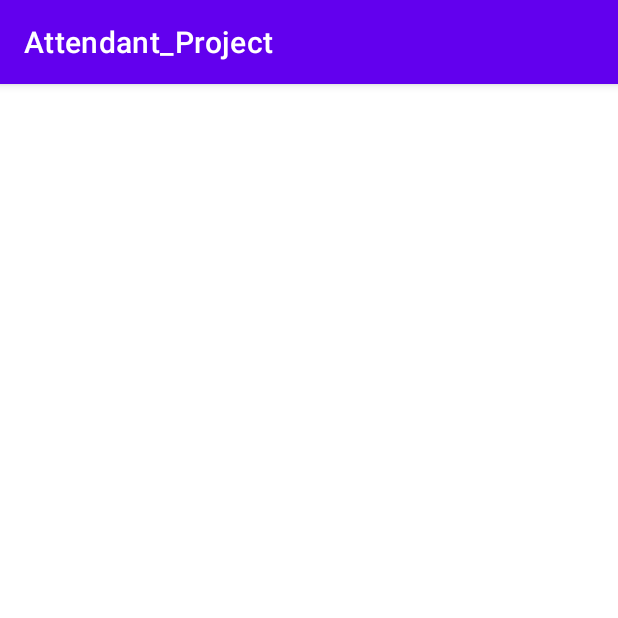
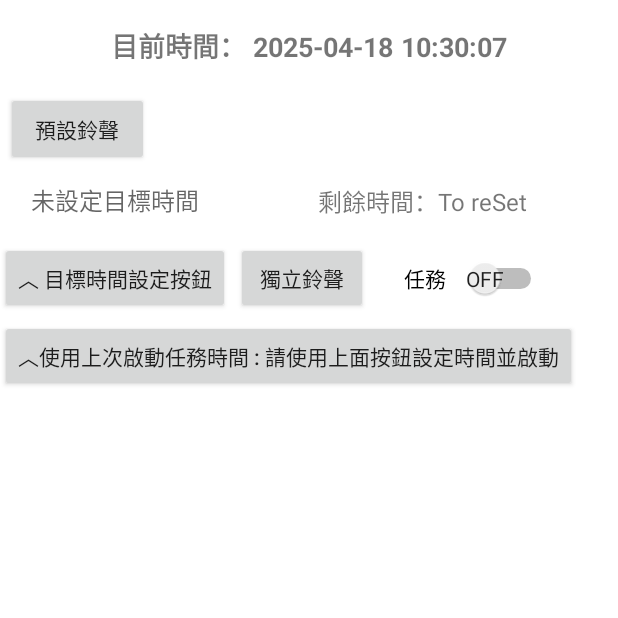
Before and after one commit to jismayScarlet/Attendant_Project, an Android app: the screen it shows after launch (MainActivity before the commit, TimeTask after it), on a phone screen of 412 x 824 dp, the top half of it. Run offline under Robolectric (Android 15) with nearby library versions, the phone set to English and light mode, and no system bars.

Commit message:
完成了倒計時功能

```diff
--- a/app/src/main/AndroidManifest.xml
+++ b/app/src/main/AndroidManifest.xml
@@ -21,6 +21,12 @@
                 <category android:name="android.intent.category.LAUNCHER" />
             </intent-filter>
         </activity>
+        <activity android:name=".time_task.TimeTask"/>
+
+        <receiver android:name=".time_task.AlarmReceiver"
+            android:exported="false"/>
+
     </application>
 
+
 </manifest>
--- a/app/src/main/java/com/example/attendant_project/MainActivity.java
+++ b/app/src/main/java/com/example/attendant_project/MainActivity.java
@@ -1,7 +1,21 @@
 package com.example.attendant_project;
+
+import android.content.Intent;
+import android.os.Bundle;
 
 import androidx.appcompat.app.AppCompatActivity;
 
+import com.example.attendant_project.time_task.TimeTask;
+
 public class MainActivity extends AppCompatActivity {
+    @Override
+    public void onCreate(Bundle savedInstanceState) {
+        super.onCreate(savedInstanceState);
 
+        //啟動task_timeLeft邏輯群
+        Intent intent =new Intent(this, TimeTask.class);
+        startActivity(intent);
+        //task_timeLeft邏輯群
+
+    }
 }
--- /dev/null
+++ b/app/src/main/java/com/example/attendant_project/time_task/PeriodicTaskHandler.java
@@ -0,0 +1,194 @@
+package com.example.attendant_project.time_task;
+
+import android.content.Context;
+import android.os.Handler;
+import android.os.HandlerThread;
+import android.util.Log;
+import android.widget.TextView;
+
+import java.time.ZoneId;
+import java.time.ZonedDateTime;
+import java.time.format.DateTimeFormatter;
+import java.util.concurrent.TimeUnit;
+
+public class PeriodicTaskHandler {
+    /*
+    功能： 背景執行重複顯示剩餘時間
+    兼任 計算計時器剩餘時間
+    */
+    private HandlerThread handlerThread;
+    private Handler handler;
+    private boolean isRunning = false;
+    private static final long INTERVAL = 1000; // 1秒
+    private int timeSeting[] = new int[3]; private int timeLess[] = new int[3];//設定時間 & 剩餘時間
+    private Long lesstimeToal= (long) 0.0;//計算與實際時間差值之秒數總和,用來設定Alarm的倒數時間
+    private String theLess = null;//顯示剩餘時間用字串
+
+    int timeLessTatal = 0;int nowTatal = 0;int timeSetingTatal = 0;
+    boolean showingOfLesstime ;
+
+    TextView view,currentTimeView;
+
+
+
+    int nowHour,nowMinute,nowSecond;
+
+    //**
+
+
+
+    public PeriodicTaskHandler(Context context) {
+        handlerThread = new HandlerThread("PeriodicHandlerThread");
+        handlerThread.start();
+        handler = new Handler(handlerThread.getLooper());
+//        SetAlarm setAlarm = new SetAlarm(context);
+//        setAlarm.setAlarmtime(lesstimeToal);
+//        setAlarm.setAlarm();
+
+//        if(timeSeting != null) {
+//            timeSetingTatal = timeSeting[0] * 60 * 60 + timeSeting[1] * 60 + timeSeting[2];
+//        }else{
+//            Log.e("timeSet Error","在時間設置的部分出現空值");
+//        }//載入程式時,就將設定時間確認完畢
+
+    }
+
+    private final Runnable periodicTask = new Runnable() {
+        @Override
+        public void run() {
+            if (isRunning) {
+                // 執行背景任務
+                Log.d("PeriodicTask", "執行背景任務: " + System.currentTimeMillis());
+
+                //**獲取即刻時間
+                ZonedDateTime now = ZonedDateTime.now(ZoneId.of("Asia/Taipei")); //測試用
+                //ZonedDateTime now = ZonedDateTime.now(); //實際時區依照裝置
+                // 設定格式 (yyyy-MM-dd HH:mm:ss)
+                DateTimeFormatter formatter = DateTimeFormatter.ofPattern("yyyy-MM-dd HH:mm:ss");
+                String nowtimeShow = now.format(formatter);
+                currentTimeView.post(new Runnable() {
+                    @Override
+                    public void run() {
+                        currentTimeView.setText("目前時間： " + nowtimeShow);
+                    }
+                });
+
+                nowHour = now.getHour();//獲取現在時間
+                nowMinute = now.getMinute();
+                nowSecond = now.getSecond();
+
+
+                timeSetingTatal = timeSeting[0] * 60 * 60 + timeSeting[1] * 60 + timeSeting[2];
+                nowTatal = nowHour * 60 * 60 + nowMinute * 60 + nowSecond;
+                Log.i("設定","nowtatal " + String.valueOf(nowTatal));
+                Log.i("設定","timeSettatal " + String.valueOf(timeSetingTatal));
+
+//                if (timeSetingTatal - nowTatal > 0) {
+//                    timeLessTatal = timeSetingTatal - nowTatal;
+//                } else if (timeSetingTatal - nowTatal < 0) {
+//                    timeLessTatal = nowTatal - timeSetingTatal;
+//                } else{
+//                    timeLessTatal = 0;
+//                }
+                if(timeSetingTatal >= nowTatal){
+                    timeLessTatal = timeSetingTatal - nowTatal;
+                }else {
+                    timeLessTatal = (24 * 3600 - nowTatal) + timeSetingTatal;
+                }
+                Log.i("設定","timeLessTatal " + String.valueOf(timeLessTatal));
+
+
+//                int test = (timeLess[0]*60*60 + timeLess[1]*60 + timeLess[2])*1000;
+//                Log.d("lesstime real value","int " + String.valueOf(test));
+//                lesstimeToal = Long.valueOf((timeLess[0]*60*60 + timeLess[1]*60)*1000); //換算成毫秒
+                lesstimeToal = Long.valueOf(timeLessTatal);
+
+                long hours = TimeUnit.MILLISECONDS.toHours(lesstimeToal);
+                long minutes = TimeUnit.MILLISECONDS.toMinutes(lesstimeToal) % 60;
+                long seconds = TimeUnit.MILLISECONDS.toSeconds(lesstimeToal) % 60;
+                Log.i("投入Alarm的時刻",hours +":"+ minutes +":"+ seconds);
+                Log.i("預計投入Alarm的毫秒時間", String.valueOf(lesstimeToal));
+                String currenttimeCheck = nowHour + ":" + nowMinute;
+                Log.i("check the current time",currenttimeCheck);
+                //用來紀錄投入Alarm的時間
+
+
+
+                if(showingOfLesstime == false || timeLessTatal == 0){
+                    theLess = "To reSet";
+                    showingOfLesstime = false;
+                }else{
+                    if (timeSeting[0] >= nowHour) {
+                        timeLess[0] = timeSeting[0] - nowHour;
+                    } else {
+                        timeLess[0] = (24 - nowHour) + timeSeting[0];
+                    }//時刻
+
+                    if (timeSeting[1] >= nowMinute) {
+                        timeLess[1] = timeSeting[1] - nowMinute - 1;
+                    } else {
+                        timeLess[1] = (60 - nowMinute) + timeSeting[1];
+                    }//分刻
+
+                    if (nowSecond != 0) {
+                        timeLess[2] = 60 - nowSecond;
+                    } else {
+                        timeLess[2] = 0;
+                    }
+                    //秒刻
+                    theLess = String.valueOf(timeLess[0]) + ":" + String.valueOf(timeLess[1]) + ":" + String.valueOf(timeLess[2]);
+                    }
+
+                view.post(new Runnable() {
+                    @Override
+                    public void run() {view.setText("剩餘時間：" + theLess);}
+                });
+
+                // 再次安排執行，保持週期性運行
+                handler.postDelayed(this, INTERVAL);
+            }
+        }
+    };
+
+    // 開始週期性執行
+    public void start() {
+        if (!isRunning) {
+            isRunning = true;
+            handler.post(periodicTask); // 立即執行一次，然後進入週期執行
+        }
+    }
+
+    // 停止週期性執行
+    public void stop() {
+        isRunning = false;
+        handler.removeCallbacks(periodicTask);
+    }
+
+    // 釋放資源
+    public void release() {
+        stop();
+        handlerThread.quitSafely();
+    }
+
+    public void setTaskTime(int [] timeSeting,boolean showingOfLesstime){
+        this.timeSeting = timeSeting;
+        this.showingOfLesstime = showingOfLesstime;
+    }
+
+    public void setCountdowerOfff(){
+        showingOfLesstime = false;
+    }
+    public void setCurrentTimeView(TextView view){
+        this.currentTimeView = view;
+    }
+
+    public void getTimeTask(TextView view){
+        this.view = view;
+    }
+
+    public Long getTheLess(){
+        Log.d("回傳設定時間", String.valueOf(timeLessTatal));
+        Long returnTime = Long.valueOf(timeLessTatal * 1000);//轉成毫秒在回傳
+        return returnTime;
+    }
+}
--- /dev/null
+++ b/app/src/main/java/com/example/attendant_project/time_task/PrefsManager.java
@@ -0,0 +1,23 @@
+package com.example.attendant_project.time_task;
+
+import android.content.Context;
+import android.content.SharedPreferences;
+
+public class PrefsManager {
+    private static final String PREF_NAME = "timetaskSet";//固定timetask的SharedPreferences檢索名稱
+    public PrefsManager(){
+
+
+    }
+
+    public static void putTimeSet(Context context,String time_key,int value){
+        SharedPreferences prefs = context.getSharedPreferences(PREF_NAME,Context.MODE_PRIVATE);
+        prefs.edit().putInt(time_key,value).apply();
+    }
+
+    public static int getTimeSet(Context context,String time_key,int def){
+        SharedPreferences prefs = context.getSharedPreferences(PREF_NAME,Context.MODE_PRIVATE);
+        return prefs.getInt(time_key,def);
+    }
+
+}//測試改動
--- /dev/null
+++ b/app/src/main/java/com/example/attendant_project/time_task/SwitchControler.java
@@ -0,0 +1,29 @@
+package com.example.attendant_project.time_task;
+
+import android.content.Context;
+import android.widget.Switch;
+
+public class SwitchControler extends Switch {
+    SetAlarm setAlarm;
+
+
+    public SwitchControler(Context context){
+        super(context);
+        setAlarm = new SetAlarm(context);
+
+    }
+
+    public void switchOn(Long lesstimeToal){
+        setAlarm.setAlarmtime(lesstimeToal);
+        setAlarm.setAlarm();
+
+    }
+
+    public void switchOff(){
+        setAlarm.AlarmCancel();
+    }
+
+
+
+
+}
--- /dev/null
+++ b/app/src/main/java/com/example/attendant_project/time_task/TimeTask.java
@@ -0,0 +1,190 @@
+package com.example.attendant_project.time_task;
+
+import android.app.Activity;
+import android.app.TimePickerDialog;
+import android.content.SharedPreferences;
+import android.os.Bundle;
+import android.util.Log;
+import android.view.View;
+import android.widget.Button;
+import android.widget.CompoundButton;
+import android.widget.Switch;
+import android.widget.TextView;
+import android.widget.TimePicker;
+import android.widget.Toast;
+
+import java.time.ZoneId;
+import java.time.ZonedDateTime;
+
+import androidx.annotation.Nullable;
+
+import com.example.attendant_project.R;
+
+
+public class TimeTask extends Activity {
+    /*
+    功能：
+    1.獲取現在時間並顯示
+    2.按下按鈕設定時間
+    */
+
+    TextView timeNow ,timeSetView1,timeResout;
+    Switch swt_alarm_set;SwitchControler switchControler;
+    Button timeSetButton1,timeSetRestoreButton1,musicSetButton1;
+    int nowHour,nowMinute;
+    private PeriodicTaskHandler periodicTaskHandler; //背景執行緒CLASS
+    private int setTime[] = new int[3];
+    private int timeCurrent[] = new int[2];
+    private Long theLessTime = (long) 0.0;
+    private boolean switchChecke = false;
+
+    @Override
+    public void onCreate(@Nullable Bundle savedInstanceState) {
+        super.onCreate(savedInstanceState);
+        setContentView(R.layout.task_time_left);
+        timeNow = findViewById(R.id.tv_current_time);
+        timeSetView1 = findViewById(R.id.et_target_time);
+        timeSetButton1 = findViewById(R.id.btn_set_time);
+        timeSetRestoreButton1 = findViewById(R.id.btn_time_restore);
+        musicSetButton1 = findViewById(R.id.btn_custom_ringtone);
+        timeResout = findViewById(R.id.tv_remaining_time);
+        swt_alarm_set = findViewById(R.id.swt_alarm_set);
+
+
+        //**獲取當前時間
+        ZonedDateTime now = ZonedDateTime.now(ZoneId.of("Asia/Taipei")); //測試用
+//        ZonedDateTime now = ZonedDateTime.now(); //實際時區依照裝置
+
+        // 設定格式 (yyyy-MM-dd HH:mm:ss)
+//        DateTimeFormatter formatter = DateTimeFormatter.ofPattern("yy-MM-dd HH:mm:s");
+//        String nowtimeShow = now.format(formatter);
+//        timeNow.setText("目前時間： " + nowtimeShow);
+
+        //**彈出對話框設定時間1
+        nowHour = now.getHour();//獲取現在時間
+        nowMinute = now.getMinute();
+//        timeCurrent = new int[]{nowHour, nowMinute}; //會創造新陣列
+//        timeCurrent[0] = nowHour; timeCurrent[1] = nowMinute ; //不會
+
+        ZonedDateTime defaultTimeSet = ZonedDateTime.now(ZoneId.of("Asia/Taipei")); //測試用
+//        ZonedDateTime defaultTimeSet = ZonedDateTime.now(); //實際時區依照裝置
+            setTime[0] = defaultTimeSet.getHour();
+            setTime[1] = defaultTimeSet.getMinute();
+            setTime[2] = 0;//初始化設定時間
+            Log.i("初始化設定", "設定時間 " + setTime[0] + ":" + setTime[1] + ":" + setTime[2]);
+            int hourRestore = PrefsManager.getTimeSet(getApplicationContext(), "Hour", -1);
+            int minuteRestore = PrefsManager.getTimeSet(getApplicationContext(), "Minute", -1);
+            if(PrefsManager.getTimeSet(getApplicationContext(),"Hour",-1) == -1 || PrefsManager.getTimeSet(getApplicationContext(),"Minute",-1) == -1){
+                timeSetRestoreButton1.setText("︿使用上次啟動任務時間 : 請使用上面按鈕設定時間並啟動");
+            }else{
+                timeSetRestoreButton1.setText("︿使用上次啟動任務時間 " + hourRestore + ":" + minuteRestore);
+                Log.i("初始化設定", "檢視紀錄時間 " + hourRestore + ":" + hourRestore + ":" + setTime[2]);
+                }
+
+//        ZonedDateTime defaultTimeSet = ZonedDateTime.now(ZoneId.of("Asia/Taipei")); //測試用
+//            setTime[0] = defaultTimeSet.getHour();
+//            setTime[1] = defaultTimeSet.getMinute();
+//            setTime[2] = 0;//初始化設定時間
+//            Log.i("初始化設定", "設定時間 " + setTime[0] + ":" + setTime[1] + ":" + setTime[2]);
+
+        //** 設置固定背景程序計算時間差
+        periodicTaskHandler = new PeriodicTaskHandler(this);
+        periodicTaskHandler.getTimeTask(timeResout);
+        periodicTaskHandler.setCurrentTimeView(timeNow);
+        periodicTaskHandler.setTaskTime(setTime,false);
+
+        timeSetButton1.setOnClickListener(new View.OnClickListener() {
+            @Override
+            public void onClick(View v) {
+                TimePickerDialog timePickerDialog = new TimePickerDialog(TimeTask.this,new TimePickerDialog.OnTimeSetListener() {
+                    @Override
+                    public void onTimeSet(TimePicker view, int Hour, int Minute) {
+                            setTime[0] = Hour;
+                            setTime[1] = Minute;
+                            setTime[2] = 0;
+                            switchChecke = true;
+                            periodicTaskHandler.setTaskTime(setTime, switchChecke);
+                            PrefsManager.putTimeSet(getApplicationContext(), "Hour", Hour);
+                            PrefsManager.putTimeSet(getApplicationContext(), "Minute", Minute);
+                        timeSetView1.setText("設定時間：" + setTime[0] + ":" + setTime[1]);
+                        timeSetRestoreButton1.setText("︿使用上次啟動任務時間 " + hourRestore +":"+ minuteRestore);
+                    }
+                },nowHour,nowMinute,true);
+                timePickerDialog.show();
+            }
+        });//設定Alarm時間
+
+        timeSetRestoreButton1.setOnClickListener(new View.OnClickListener() {
+            @Override
+            public void onClick(View v) {
+                if(PrefsManager.getTimeSet(getApplicationContext(),"Hour",-1) != -1 && PrefsManager.getTimeSet(getApplicationContext(),"Minute",-1) != -1){
+                    setTime[0] = PrefsManager.getTimeSet(getApplicationContext(),"Hour",-1);
+                    setTime[1] = PrefsManager.getTimeSet(getApplicationContext(),"Minute",-1);
+                    setTime[2] = 0;
+                    switchChecke = true;
+                    periodicTaskHandler.setTaskTime(setTime, switchChecke);
+                    timeSetView1.setText("設定時間：" + setTime[0] + ":" + setTime[1]);
+                }else{
+                    Toast.makeText(getApplicationContext(),"沒有紀錄",Toast.LENGTH_SHORT);
+                }
+            }
+        });//設定Alarm時間為記錄時間
+
+        switchControler = new SwitchControler(this);
+        swt_alarm_set.setOnCheckedChangeListener(new CompoundButton.OnCheckedChangeListener() {
+            @Override
+            public void onCheckedChanged(CompoundButton buttonView, boolean isChecked) {
+                if (isChecked) {
+                    // 使用者想從 false → true
+                    if (switchChecke == false) {
+                        // 還原回 false
+                        buttonView.setChecked(false);
+
+                        // 可選：提示使用者為什麼不能開啟
+                        Toast.makeText(getApplicationContext(), "設定時間後可使用", Toast.LENGTH_SHORT).show();
+                    }else{
+                        theLessTime = periodicTaskHandler.getTheLess();//獲取倒計時器剩餘時間
+                        Log.i("從switch投給Alarm設定時間",String.valueOf(theLessTime));
+                        switchControler.switchOn(theLessTime);
+                        timeSetRestoreButton1.setText("︿使用上次啟動任務時間 " + PrefsManager.getTimeSet(getApplicationContext(),"Hour",-1)+":"+ PrefsManager.getTimeSet(getApplicationContext(),"Minute",-1));
+                    }
+                }else if(isChecked == false){
+                    switchChecke = false;
+                    switchControler.switchOff();
+                    periodicTaskHandler.setCountdowerOfff();
+                }
+
+
+            }
+        });
+
+
+    }
+
+
+    @Override
+    protected void onStart() {
+        super.onStart();
+        periodicTaskHandler.start();
+    }
+
+    @Override
+    protected  void onResume() {
+        super.onResume();
+
+    }
+
+    @Override
+    protected void onStop() {
+        super.onStop();
+        periodicTaskHandler.stop();
+    }
+
+    @Override
+    protected void onDestroy() {
+        super.onDestroy();
+        periodicTaskHandler.release();
+    }
+
+
+}
--- /dev/null
+++ b/app/src/main/res/layout/task_time_left.xml
@@ -0,0 +1,109 @@
+<?xml version="1.0" encoding="utf-8"?>
+<androidx.constraintlayout.widget.ConstraintLayout xmlns:android="http://schemas.android.com/apk/res/android"
+    xmlns:app="http://schemas.android.com/apk/res-auto"
+    xmlns:tools="http://schemas.android.com/tools"
+    android:layout_width="match_parent"
+    android:layout_height="match_parent"
+    tools:context=".time_task.TimeTask">
+
+    <!-- 現在日期時間 -->
+    <TextView
+        android:id="@+id/tv_current_time"
+        android:layout_width="match_parent"
+        android:layout_height="61dp"
+        android:gravity="center"
+        android:text="現在日期時間"
+        android:textSize="18sp"
+        android:textStyle="bold"
+        app:layout_constraintStart_toStartOf="parent"
+        app:layout_constraintTop_toTopOf="parent" />
+
+    <!-- 目標時間輸入框 -->
+
+    <!-- 距離目標剩餘時間 -->
+
+    <!-- 預設鈴聲按鈕 -->
+
+    <!-- 設定按鈕 -->
+
+    <!-- 獨立鈴聲按鈕 -->
+
+    <TextView
+        android:id="@+id/et_target_time"
+        android:layout_width="145dp"
+        android:layout_height="48dp"
+        android:layout_marginStart="4dp"
+        android:layout_marginTop="48dp"
+        android:gravity="center"
+        android:hint="未設定目標時間"
+        android:textSize="16sp"
+        app:layout_constraintStart_toStartOf="parent"
+        app:layout_constraintTop_toBottomOf="@+id/tv_current_time" />
+
+    <TextView
+        android:id="@+id/tv_remaining_time"
+        android:layout_width="248dp"
+        android:layout_height="49dp"
+
+        android:layout_marginStart="8dp"
+        android:layout_marginTop="48dp"
+        android:gravity="center"
+        android:text="距離目標剩餘時間"
+        android:textSize="16sp"
+        app:layout_constraintStart_toEndOf="@+id/et_target_time"
+        app:layout_constraintTop_toBottomOf="@+id/tv_current_time" />
+
+    <Button
+        android:id="@+id/btn_default_ringtone"
+        android:layout_width="95dp"
+        android:layout_height="49dp"
+        android:layout_marginStart="4dp"
+        android:text="預設鈴聲"
+        app:layout_constraintStart_toStartOf="parent"
+        app:layout_constraintTop_toBottomOf="@+id/tv_current_time" />
+
+    <Button
+        android:id="@+id/btn_set_time"
+        android:layout_width="wrap_content"
+        android:layout_height="wrap_content"
+        android:layout_marginTop="4dp"
+        android:text="︿ 目標時間設定按鈕"
+        app:layout_constraintTop_toBottomOf="@+id/et_target_time"
+        tools:layout_editor_absoluteX="4dp" />
+
+    <Button
+        android:id="@+id/btn_custom_ringtone"
+        android:layout_width="wrap_content"
+        android:layout_height="wrap_content"
+        android:layout_marginStart="4dp"
+        android:layout_marginTop="4dp"
+        android:text="獨立鈴聲"
+        app:layout_constraintStart_toEndOf="@+id/btn_set_time"
+        app:layout_constraintTop_toBottomOf="@+id/et_target_time" />
+
+    <Switch
+        android:id="@+id/swt_alarm_set"
+        android:layout_width="125dp"
+        android:layout_height="48dp"
+        android:layout_marginStart="4dp"
+        android:layout_marginTop="4dp"
+        android:gravity="center_vertical"
+        android:paddingStart="20dp"
+        android:paddingEnd="10dp"
+        android:showText="true"
+        android:text="任務"
+        android:textOff="Off"
+        android:textOn="On"
+        app:layout_constraintStart_toEndOf="@+id/btn_custom_ringtone"
+        app:layout_constraintTop_toBottomOf="@+id/et_target_time" />
+
+    <Button
+        android:id="@+id/btn_time_restore"
+        android:layout_width="wrap_content"
+        android:layout_height="wrap_content"
+        android:layout_marginTop="4dp"
+        android:text="︿使用上次啟動任務時間 xx:xx"
+        app:layout_constraintTop_toBottomOf="@+id/btn_set_time"
+        tools:layout_editor_absoluteX="4dp" />
+
+</androidx.constraintlayout.widget.ConstraintLayout>
```
Also changed, not shown: app/src/main/java/com/example/attendant_project/time_task/AlarmReceiver.java (added, +30 -0 lines), app/src/main/java/com/example/attendant_project/time_task/SetAlarm.java (added, +56 -0 lines).
